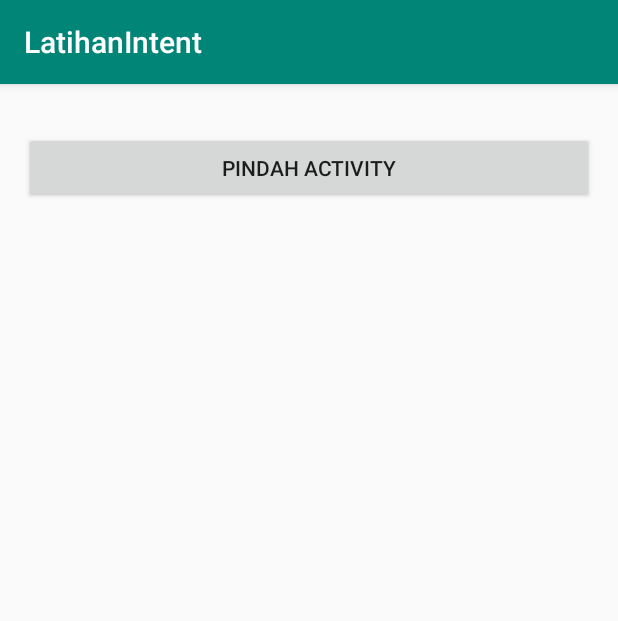
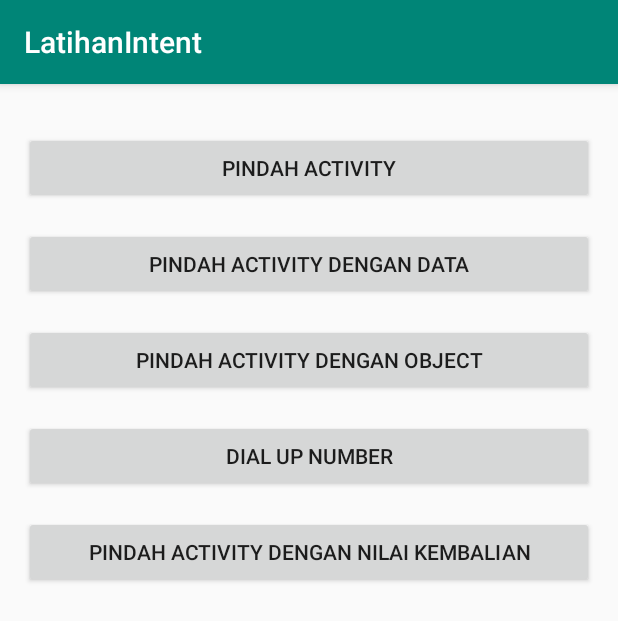
Before and after one commit to mzfais/LatihanIntent, an Android app: the screen it shows after launch (MainActivity), on a phone screen of 412 x 824 dp. Shown: the top 621 px of the screen. Run offline under Robolectric (Android 15) with nearby library versions, the phone set to English and light mode, and no system bars.

Commit message:
Kirim data melalui intent pada Main3Activity

```diff
--- a/app/src/main/AndroidManifest.xml
+++ b/app/src/main/AndroidManifest.xml
@@ -17,6 +17,7 @@
                 <category android:name="android.intent.category.LAUNCHER" />
             </intent-filter>
         </activity>
+        <activity android:name=".Main3Activity" />
     </application>
 
 </manifest>
--- a/app/src/main/java/id/ac/itn/latihanintent/MainActivity.java
+++ b/app/src/main/java/id/ac/itn/latihanintent/MainActivity.java
@@ -2,22 +2,38 @@ package id.ac.itn.latihanintent;
 
 import androidx.appcompat.app.AppCompatActivity;
 
+import android.content.Intent;
 import android.os.Bundle;
 import android.view.View;
 import android.widget.Button;
 
-public class MainActivity extends AppCompatActivity implements View.OnClickListener{
+public class MainActivity extends AppCompatActivity implements View.OnClickListener {
 
-    private Button btnPindah;
+    private Button btnPindah,btnPindahData;
 
     @Override
     protected void onCreate(Bundle savedInstanceState) {
         super.onCreate(savedInstanceState);
         setContentView(R.layout.activity_main);
+        btnPindah = findViewById(R.id.btnPindah);
+        btnPindahData = findViewById(R.id.btnPindahData);
+        btnPindah.setOnClickListener(this);
+        btnPindahData.setOnClickListener(this);
     }
 
     @Override
     public void onClick(View view) {
-
+        switch (view.getId()) {
+            case R.id.btnPindah:
+                Intent intent = new Intent(MainActivity.this, Main2Activity.class);
+                startActivity(intent);
+                break;
+            case R.id.btnPindahData:
+                Intent dataIntent = new Intent(MainActivity.this, Main3Activity.class);
+                dataIntent.putExtra(Main3Activity.XTRA_NAME,"Ahmad Faisol");
+                dataIntent.putExtra(Main3Activity.XTRA_AGE,35);
+                startActivity(dataIntent);
+                break;
+        }
     }
 }
--- a/app/src/main/res/layout/activity_main.xml
+++ b/app/src/main/res/layout/activity_main.xml
@@ -7,14 +7,62 @@
     tools:context=".MainActivity">
 
     <Button
+        android:id="@+id/btnPindahResult"
+        android:layout_width="0dp"
+        android:layout_height="wrap_content"
+        android:layout_marginStart="16dp"
+        android:layout_marginTop="16dp"
+        android:layout_marginEnd="16dp"
+        android:text="@string/text_for_result"
+        app:layout_constraintEnd_toEndOf="parent"
+        app:layout_constraintStart_toStartOf="parent"
+        app:layout_constraintTop_toBottomOf="@+id/btnDial" />
+
+    <Button
+        android:id="@+id/btnDial"
+        android:layout_width="0dp"
+        android:layout_height="wrap_content"
+        android:layout_marginStart="16dp"
+        android:layout_marginTop="16dp"
+        android:layout_marginEnd="16dp"
+        android:text="@string/dial_up_number"
+        app:layout_constraintEnd_toEndOf="parent"
+        app:layout_constraintStart_toStartOf="parent"
+        app:layout_constraintTop_toBottomOf="@+id/btnPindahObject" />
+
+    <Button
+        android:id="@+id/btnPindahObject"
+        android:layout_width="0dp"
+        android:layout_height="wrap_content"
+        android:layout_marginStart="16dp"
+        android:layout_marginTop="16dp"
+        android:layout_marginEnd="16dp"
+        android:text="@string/pindah_activity_dengan_object"
+        app:layout_constraintEnd_toEndOf="parent"
+        app:layout_constraintStart_toStartOf="parent"
+        app:layout_constraintTop_toBottomOf="@+id/btnPindahData" />
+
+    <Button
         android:id="@+id/btnPindah"
         android:layout_width="0dp"
         android:layout_height="wrap_content"
         android:layout_marginStart="16dp"
         android:layout_marginTop="32dp"
         android:layout_marginEnd="16dp"
-        android:text="Pindah Activity"
+        android:text="@string/pindah_activity"
         app:layout_constraintEnd_toEndOf="parent"
         app:layout_constraintStart_toStartOf="parent"
         app:layout_constraintTop_toTopOf="parent" />
+
+    <Button
+        android:id="@+id/btnPindahData"
+        android:layout_width="0dp"
+        android:layout_height="wrap_content"
+        android:layout_marginStart="16dp"
+        android:layout_marginTop="16dp"
+        android:layout_marginEnd="16dp"
+        android:text="@string/pindah_activity_dengan_data"
+        app:layout_constraintEnd_toEndOf="parent"
+        app:layout_constraintStart_toStartOf="parent"
+        app:layout_constraintTop_toBottomOf="@+id/btnPindah" />
 </androidx.constraintlayout.widget.ConstraintLayout>
--- a/app/src/main/res/layout/activity_main2.xml
+++ b/app/src/main/res/layout/activity_main2.xml
@@ -10,7 +10,7 @@
         android:id="@+id/textView"
         android:layout_width="wrap_content"
         android:layout_height="wrap_content"
-        android:text="Activity Ke 2"
+        android:text="@string/activity_ke_2"
         android:textSize="32sp"
         android:textStyle="bold"
         app:layout_constraintBottom_toBottomOf="parent"
--- a/app/src/main/res/values/strings.xml
+++ b/app/src/main/res/values/strings.xml
@@ -1,3 +1,10 @@
 <resources>
     <string name="app_name">LatihanIntent</string>
+    <string name="activity_ke_2">Activity Ke 2</string>
+    <string name="pindah_activity">Pindah Activity</string>
+    <string name="text_for_result">Pindah Activity Dengan Nilai Kembalian</string>
+    <string name="dial_up_number">Dial Up Number</string>
+    <string name="pindah_with_data">Pindah Activity Dengan Data</string>
+    <string name="pindah_activity_dengan_object">Pindah Activity dengan Object</string>
+    <string name="pindah_activity_dengan_data">Pindah Activity Dengan Data</string>
 </resources>
```
Also changed, not shown: app/src/main/java/id/ac/itn/latihanintent/Main3Activity.java (added, +23 -0 lines).
